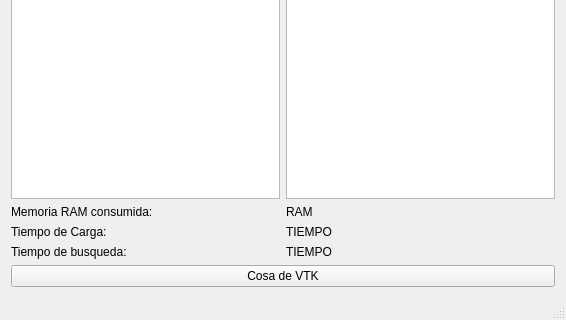
Above: windows/ui/mainwindow.ui from luantber/aedtraductor before the change; both pictures show x 0 to 566 and y 264 to 584 of the 566 by 584 pixel window. Below: the same form after it.
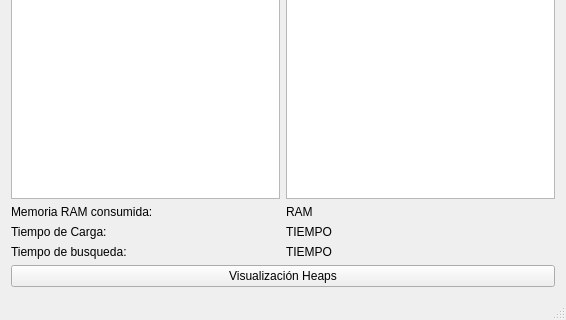
That is the form after the change.

Commit message:
Avance ... Visualizacion de heaps
aun falta unir

Diff of the .ui file:
```diff
--- a/windows/ui/mainwindow.ui
+++ b/windows/ui/mainwindow.ui
@@ -297,7 +297,7 @@
     <item>
      <widget class="QPushButton" name="vtk_button">
       <property name="text">
-       <string>Cosa de VTK</string>
+       <string>Visualización Heaps</string>
       </property>
      </widget>
     </item>
```
Left out of the diff: 2 changed lines with no effect on the pictures. The commit also changes 3 other files.
